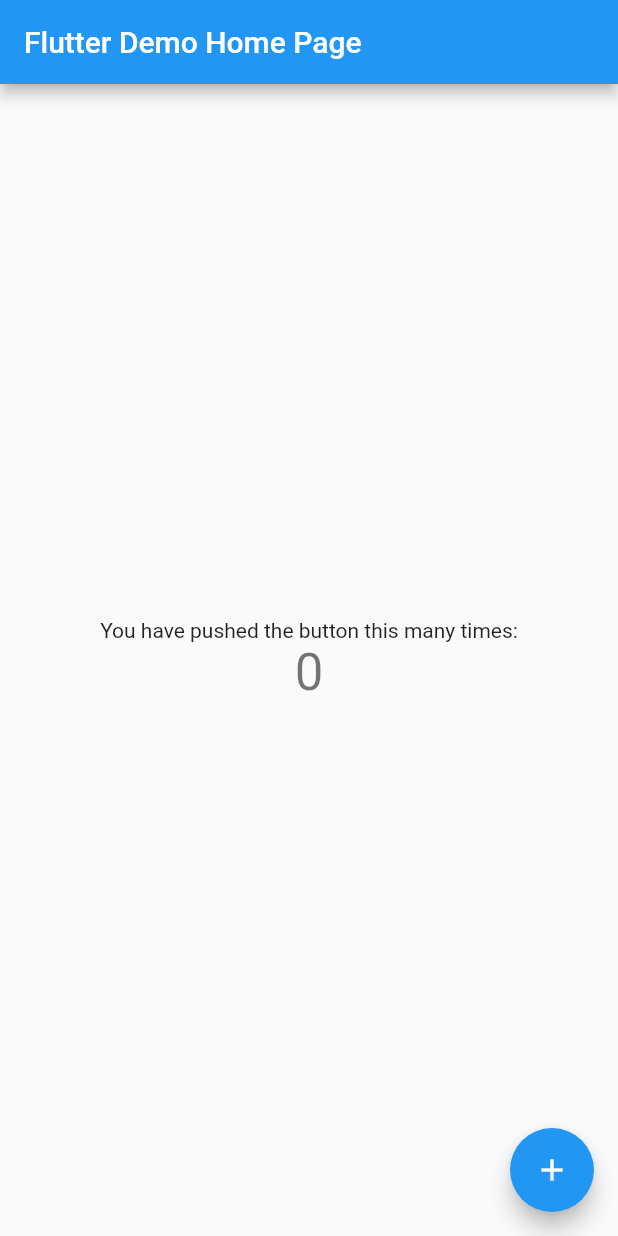
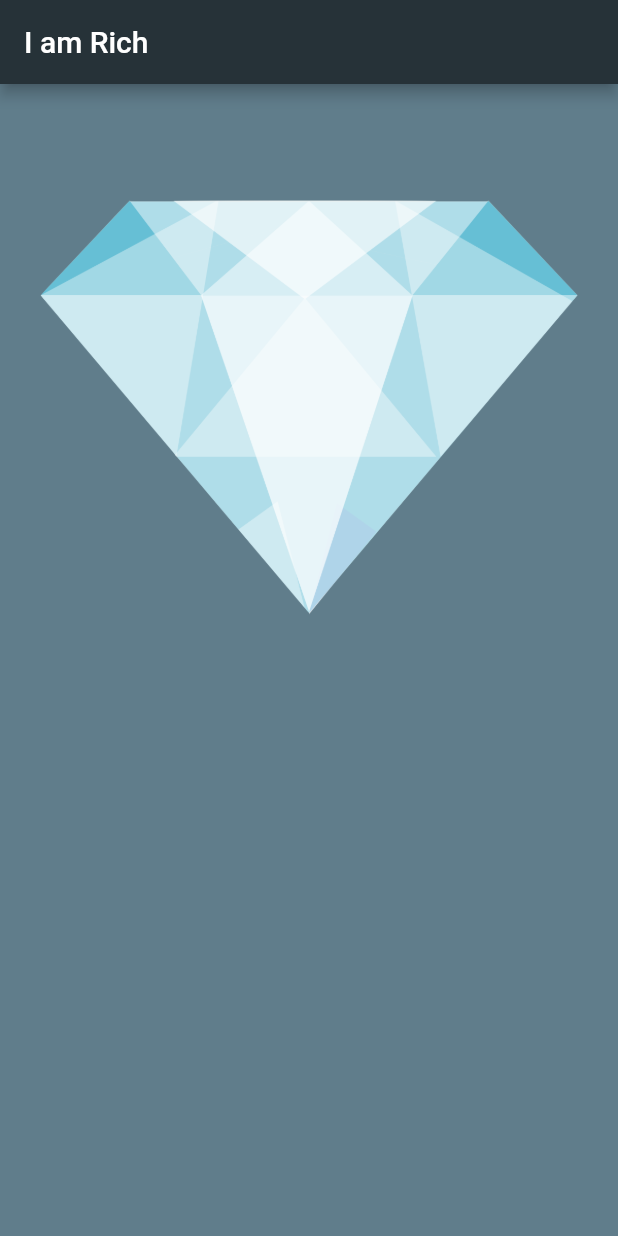
Before and after one commit to GUILAVOGUI/flutter_iamrich_appv1, a Flutter app: the screen it shows after launch, on a phone screen of 412 x 824 dp. Run offline on Flutter 3.47's test engine with Material 2 defaults, Android fonts, the phone set to English and light mode, and no system bars.

Commit message:
first commit

```diff
--- a/lib/main.dart
+++ b/lib/main.dart
@@ -1,113 +1,15 @@
 import 'package:flutter/material.dart';
 
 void main() {
-  runApp(MyApp());
+  runApp(MaterialApp(
+      home: Scaffold(
+    backgroundColor: Colors.blueGrey,
+    appBar: AppBar(
+      title: Text('I am Rich'),
+      backgroundColor: Colors.blueGrey[900],
+    ),
+    body: Image(
+      image: AssetImage('images/diamond.png'),
+    ),
+  )));
 }
-
-class MyApp extends StatelessWidget {
-  // This widget is the root of your application.
-  @override
-  Widget build(BuildContext context) {
-    return MaterialApp(
-      title: 'Flutter Demo',
-      theme: ThemeData(
-        // This is the theme of your application.
-        //
-        // Try running your application with "flutter run". You'll see the
-        // application has a blue toolbar. Then, without quitting the app, try
-        // changing the primarySwatch below to Colors.green and then invoke
-        // "hot reload" (press "r" in the console where you ran "flutter run",
-        // or simply save your changes to "hot reload" in a Flutter IDE).
-        // Notice that the counter didn't reset back to zero; the application
-        // is not restarted.
-        primarySwatch: Colors.blue,
-      ),
-      home: MyHomePage(title: 'Flutter Demo Home Page'),
-    );
-  }
-}
-
-class MyHomePage extends StatefulWidget {
-  MyHomePage({Key? key, required this.title}) : super(key: key);
-
-  // This widget is the home page of your application. It is stateful, meaning
-  // that it has a State object (defined below) that contains fields that affect
-  // how it looks.
-
-  // This class is the configuration for the state. It holds the values (in this
-  // case the title) provided by the parent (in this case the App widget) and
-  // used by the build method of the State. Fields in a Widget subclass are
-  // always marked "final".
-
-  final String title;
-
-  @override
-  _MyHomePageState createState() => _MyHomePageState();
-}
-
-class _MyHomePageState extends State<MyHomePage> {
-  int _counter = 0;
-
-  void _incrementCounter() {
-    setState(() {
-      // This call to setState tells the Flutter framework that something has
-      // changed in this State, which causes it to rerun the build method below
-      // so that the display can reflect the updated values. If we changed
-      // _counter without calling setState(), then the build method would not be
-      // called again, and so nothing would appear to happen.
-      _counter++;
-    });
-  }
-
-  @override
-  Widget build(BuildContext context) {
-    // This method is rerun every time setState is called, for instance as done
-    // by the _incrementCounter method above.
-    //
-    // The Flutter framework has been optimized to make rerunning build methods
-    // fast, so that you can just rebuild anything that needs updating rather
-    // than having to individually change instances of widgets.
-    return Scaffold(
-      appBar: AppBar(
-        // Here we take the value from the MyHomePage object that was created by
-        // the App.build method, and use it to set our appbar title.
-        title: Text(widget.title),
-      ),
-      body: Center(
-        // Center is a layout widget. It takes a single child and positions it
-        // in the middle of the parent.
-        child: Column(
-          // Column is also a layout widget. It takes a list of children and
-          // arranges them vertically. By default, it sizes itself to fit its
-          // children horizontally, and tries to be as tall as its parent.
-          //
-          // Invoke "debug painting" (press "p" in the console, choose the
-          // "Toggle Debug Paint" action from the Flutter Inspector in Android
-          // Studio, or the "Toggle Debug Paint" command in Visual Studio Code)
-          // to see the wireframe for each widget.
-          //
-          // Column has various properties to control how it sizes itself and
-          // how it positions its children. Here we use mainAxisAlignment to
-          // center the children vertically; the main axis here is the vertical
-          // axis because Columns are vertical (the cross axis would be
-          // horizontal).
-          mainAxisAlignment: MainAxisAlignment.center,
-          children: <Widget>[
-            Text(
-              'You have pushed the button this many times:',
-            ),
-            Text(
-              '$_counter',
-              style: Theme.of(context).textTheme.headline4,
-            ),
-          ],
-        ),
-      ),
-      floatingActionButton: FloatingActionButton(
-        onPressed: _incrementCounter,
-        tooltip: 'Increment',
-        child: Icon(Icons.add),
-      ), // This trailing comma makes auto-formatting nicer for build methods.
-    );
-  }
-}
```
Also changed, not shown: pubspec.yaml (+3 -57 lines), images/diamond.png (added), 37 other files.
